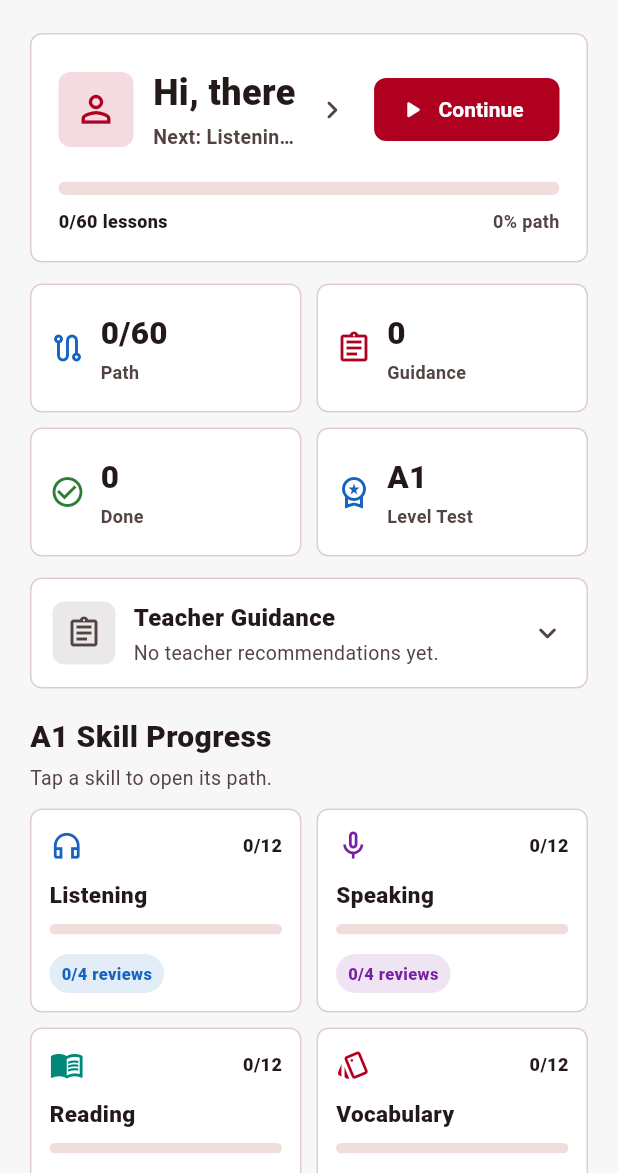
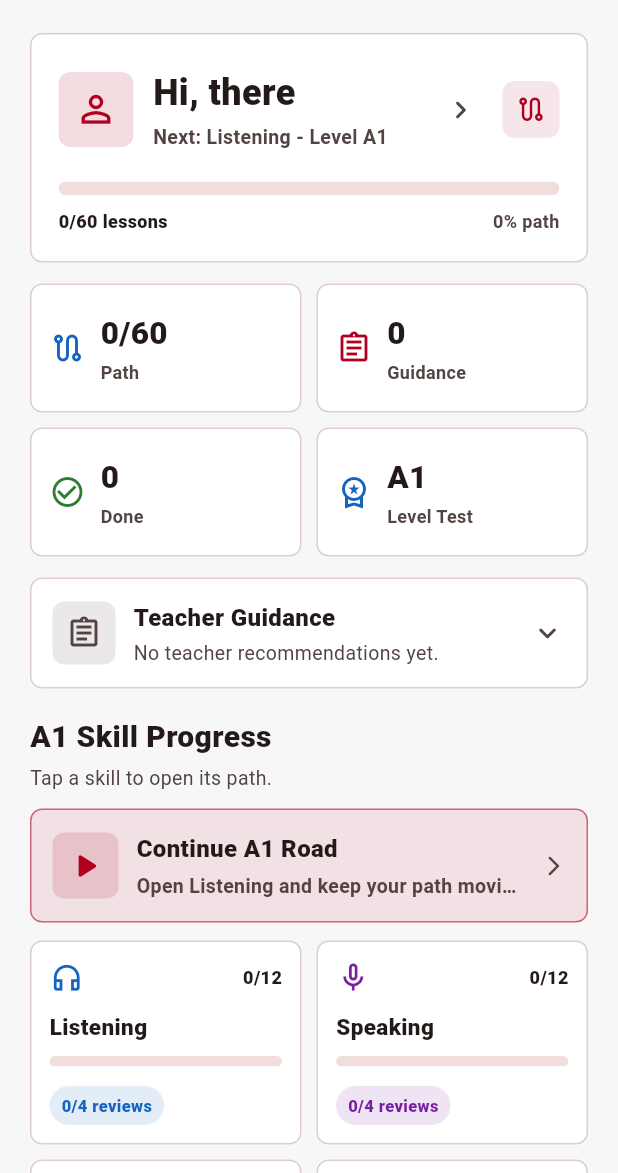
Before and after one commit to vitormendonca/speaknation_app, a Flutter app: the StudentHomeScreen screen opened directly, on a phone screen of 412 x 824 dp, the part 63-1236 px from its top. Run offline on Flutter 3.47's test engine with Material 3 defaults, Android fonts, the phone set to English and light mode, and no system bars; our stand-ins replace audioplayers, shared_preferences, supabase_flutter; accounts and stored records are empty; Roboto replaces fonts that are missing (Arial).

Commit message:
Move continue action into skill progress

```diff
--- a/lib/screens/student/student_home_screen.dart
+++ b/lib/screens/student/student_home_screen.dart
@@ -228,27 +228,6 @@ class _StudentHomeScreenState extends State<StudentHomeScreen> {
 
   Widget _todayPanel(BuildContext context) {
     final colors = Theme.of(context).colorScheme;
-    final hasReview = totalReviewNeeded > 0;
-    final hasPending = totalPending > 0;
-
-    final String actionLabel;
-    final IconData actionIcon;
-    final VoidCallback action;
-
-    if (hasReview) {
-      actionLabel = 'Review';
-      actionIcon = Icons.rate_review_outlined;
-      action = () => openScreen(context, const StudentAssignmentsScreen());
-    } else if (hasPending) {
-      actionLabel = 'Guided';
-      actionIcon = Icons.assignment_outlined;
-      action = () => openScreen(context, const StudentAssignmentsScreen());
-    } else {
-      actionLabel = 'Continue';
-      actionIcon = Icons.play_arrow_rounded;
-      action = () =>
-          openScreen(context, StudentLearningPathScreen(skillId: nextSkillId));
-    }
 
     return _panel(
       context: context,
@@ -320,12 +299,17 @@ class _StudentHomeScreenState extends State<StudentHomeScreen> {
                 ),
               ),
               const SizedBox(width: 4),
-              SizedBox(
-                height: 42,
-                child: ElevatedButton.icon(
-                  onPressed: action,
-                  icon: Icon(actionIcon, size: 19),
-                  label: Text(actionLabel),
+              Container(
+                width: 38,
+                height: 38,
+                decoration: BoxDecoration(
+                  color: AppTheme.brandRed.withValues(alpha: 0.1),
+                  borderRadius: BorderRadius.circular(8),
+                ),
+                child: const Icon(
+                  Icons.route_outlined,
+                  color: AppTheme.brandRed,
+                  size: 21,
                 ),
               ),
             ],
@@ -679,6 +663,8 @@ class _StudentHomeScreenState extends State<StudentHomeScreen> {
           subtitle: 'Tap a skill to open its path.',
         ),
         const SizedBox(height: 12),
+        _continueRoadCard(context),
+        const SizedBox(height: 12),
         LayoutBuilder(
           builder: (context, constraints) {
             final columns = constraints.maxWidth > 760 ? 5 : 2;
@@ -745,6 +731,82 @@ class _StudentHomeScreenState extends State<StudentHomeScreen> {
           },
         ),
       ],
+    );
+  }
+
+  Widget _continueRoadCard(BuildContext context) {
+    final colors = Theme.of(context).colorScheme;
+
+    return Material(
+      color: Colors.transparent,
+      child: InkWell(
+        borderRadius: BorderRadius.circular(8),
+        onTap: () => openScreen(
+          context,
+          StudentLearningPathScreen(skillId: nextSkillId),
+        ),
+        child: Container(
+          width: double.infinity,
+          padding: const EdgeInsets.all(14),
+          decoration: BoxDecoration(
+            color: AppTheme.brandRed.withValues(alpha: 0.09),
+            borderRadius: BorderRadius.circular(8),
+            border: Border.all(
+              color: AppTheme.brandRed.withValues(alpha: 0.55),
+            ),
+          ),
+          child: Row(
+            children: [
+              Container(
+                width: 44,
+                height: 44,
+                decoration: BoxDecoration(
+                  color: AppTheme.brandRed.withValues(alpha: 0.14),
+                  borderRadius: BorderRadius.circular(8),
+                ),
+                child: const Icon(
+                  Icons.play_arrow_rounded,
+                  color: AppTheme.brandRed,
+                  size: 28,
+                ),
+              ),
+              const SizedBox(width: 12),
+              Expanded(
+                child: Column(
+                  crossAxisAlignment: CrossAxisAlignment.start,
+                  children: [
+                    Text(
+                      'Continue A1 Road',
+                      style: TextStyle(
+                        color: colors.onSurface,
+                        fontSize: 16,
+                        fontWeight: FontWeight.w800,
+                      ),
+                    ),
+                    const SizedBox(height: 4),
+                    Text(
+                      'Open $nextSkillTitle and keep your path moving.',
+                      maxLines: 1,
+                      overflow: TextOverflow.ellipsis,
+                      style: TextStyle(
+                        color: colors.onSurfaceVariant,
+                        fontSize: 13,
+                        fontWeight: FontWeight.w600,
+                      ),
+                    ),
+                  ],
+                ),
+              ),
+              const SizedBox(width: 10),
+              Icon(
+                Icons.arrow_forward_ios_rounded,
+                color: colors.onSurfaceVariant,
+                size: 16,
+              ),
+            ],
+          ),
+        ),
+      ),
     );
   }
 
```
